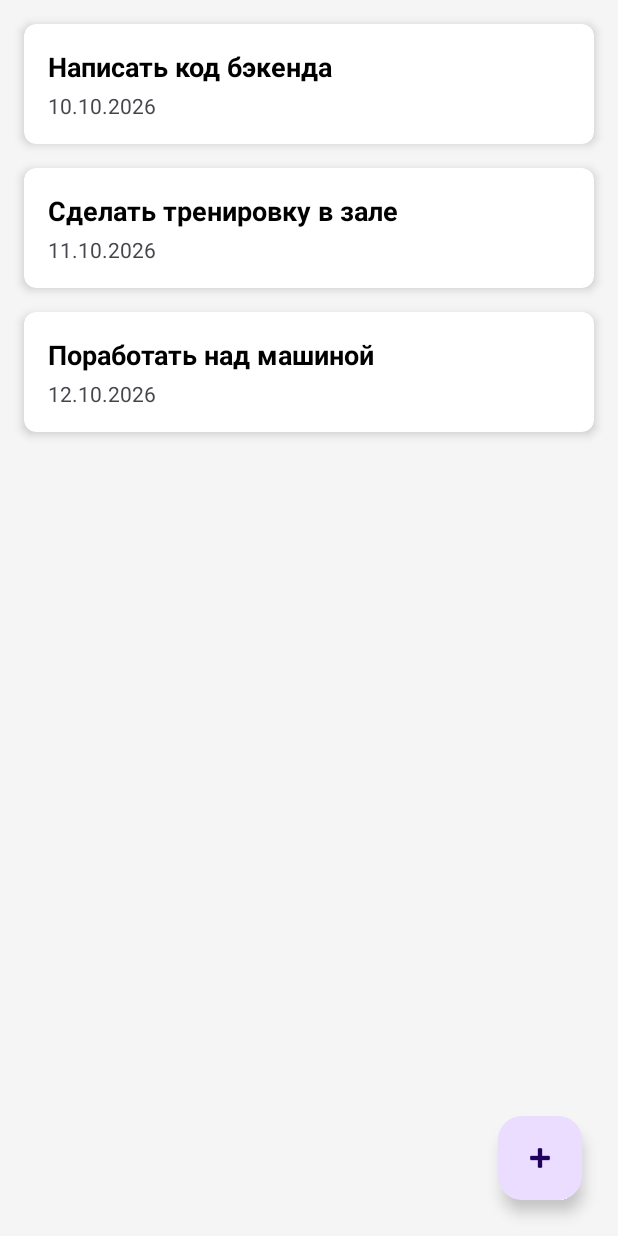
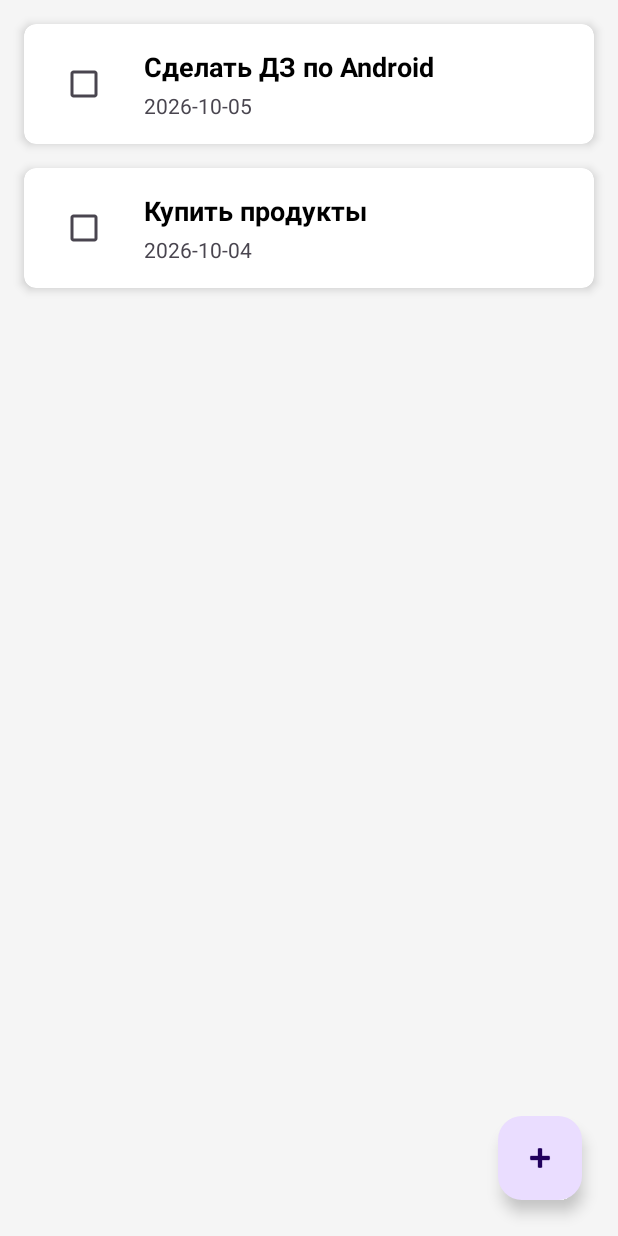
Before and after one commit to uthbq/calendar, an Android app: the screen it shows after launch (MainActivity), on a phone screen of 412 x 824 dp. Run offline under Robolectric (Android 15) with nearby library versions, the phone set to English and light mode, and no system bars; our stand-ins replace Room's generated code.

Commit message:
этап 3, война с зависимостями прошла успешно, вроде как

```diff
--- /dev/null
+++ b/app/src/main/java/ru/university/calendar/AppDatabase.kt
@@ -0,0 +1,34 @@
+package ru.university.calendar
+
+import android.content.Context
+import androidx.room.Database
+import androidx.room.Room
+import androidx.room.RoomDatabase
+
+// Аннотация связывает базу данных с нашей таблицей (Entity)
+@Database(entities = [Task::class], version = 1, exportSchema = false)
+abstract class AppDatabase : RoomDatabase() {
+
+    // Абстрактный метод, через который Room предоставит нам доступ к методам DAO
+    abstract fun taskDao(): TaskDao
+
+    companion object {
+        // Volatile гарантирует, что значение INSTANCE всегда актуально для всех потоков
+        @Volatile
+        private var INSTANCE: AppDatabase? = null
+
+        // Метод для получения единого экземпляра базы данных
+        fun getDatabase(context: Context): AppDatabase {
+            // Если экземпляр уже создан возвращаем его, если нет создаем
+            return INSTANCE ?: synchronized(this) {
+                val instance = Room.databaseBuilder(
+                    context.applicationContext,
+                    AppDatabase::class.java,
+                    "task_database" // Имя файла базы данных на устройстве
+                ).build()
+                INSTANCE = instance
+                instance
+            }
+        }
+    }
+}
--- a/app/src/main/java/ru/university/calendar/MainActivity.kt
+++ b/app/src/main/java/ru/university/calendar/MainActivity.kt
@@ -2,47 +2,71 @@ package ru.university.calendar
 
 import android.content.Intent
 import android.os.Bundle
+import android.util.Log
 import androidx.appcompat.app.AppCompatActivity
+import androidx.lifecycle.lifecycleScope
 import androidx.recyclerview.widget.LinearLayoutManager
 import androidx.recyclerview.widget.RecyclerView
 import com.google.android.material.floatingactionbutton.FloatingActionButton
+import kotlinx.coroutines.Dispatchers
+import kotlinx.coroutines.launch
+import kotlinx.coroutines.withContext
 
 class MainActivity : AppCompatActivity() {
-
     override fun onCreate(savedInstanceState: Bundle?) {
         super.onCreate(savedInstanceState)
-        // Привязываем код к XML-разметке главного экрана
         setContentView(R.layout.activity_main)
 
-        // Создаем тестовые данные
-        val dummyTasks = listOf(
-            Task(id = 1, title = "Написать код бэкенда", description = "Сделать API", date = "10.10.2026"),
-            Task(id = 2, title = "Сделать тренировку в зале", description = "Руки и пресс", date = "11.10.2026"),
-            Task(id = 3, title = "Поработать над машиной", description = "Замена масла", date = "12.10.2026")
-        )
+        val recyclerView = findViewById<RecyclerView>(R.id.recyclerViewTasks)
+        recyclerView.adapter = TasksAdapter(emptyList()) {}
+        // Настраиваем переход на экран добавления задачи
+        val fab = findViewById<FloatingActionButton>(R.id.fabAddTask)
+        fab.setOnClickListener {
+            startActivity(Intent(this, AddTaskActivity::class.java))
+        }
 
-        // Настраиваем RecyclerView
-        val recyclerView: RecyclerView = findViewById(R.id.recyclerViewTasks)
-        // LinearLayoutManager выстраивает элементы в обычный вертикальный список
-        recyclerView.layoutManager = LinearLayoutManager(this)
+        testDatabase()
+    }
 
-        // Создаем адаптер и передаем ему список и обработчик кликов
-        val adapter = TasksAdapter(dummyTasks) { taskId ->
-            // Этот код сработает при клике на задачу в списке
-            // Intent — объект-намерение для перехода на экран TaskDetailsActivity
-            val intent = Intent(this, TaskDetailsActivity::class.java)
-            // putExtra позволяет передать данные (в нашем случае id) вместе с переходом
-            intent.putExtra("TASK_ID", taskId)
-            startActivity(intent)
-        }
-        recyclerView.adapter = adapter
+    private fun testDatabase() {
+        val db = AppDatabase.getDatabase(applicationContext)
+        val dao = db.taskDao()
 
-        // Настраиваем кнопку добавления задачи (FloatingActionButton)
-        val fab: FloatingActionButton = findViewById(R.id.fabAddTask)
-        fab.setOnClickListener {
-            // Переход на пустой экран AddTaskActivity
-            val intent = Intent(this, AddTaskActivity::class.java)
-            startActivity(intent)
+        lifecycleScope.launch(Dispatchers.IO) {
+            // Создаем тестовые задачи
+            val task1 = Task(title = "Купить продукты", description = "Молоко, хлеб, яйца", date = "2026-10-04")
+            val task2 = Task(title = "Сделать ДЗ по Android", description = "Закончить 3 этап", date = "2026-10-05")
+
+            // Сохраняем их
+            dao.insertTask(task1)
+            dao.insertTask(task2)
+
+            // Читаем все задачи из базы
+            val allTasks = dao.getAllTasks()
+
+            for (task in allTasks) {
+                Log.d("DB_TEST", "Найдена задача: ID=${task.id}, Название='${task.title}', Дата=${task.date}")
+            }
+
+            withContext(Dispatchers.Main) {
+                val recyclerView = findViewById<RecyclerView>(R.id.recyclerViewTasks)
+                recyclerView.layoutManager = LinearLayoutManager(this@MainActivity)
+
+                val adapter = TasksAdapter(allTasks) { taskId ->
+                    // Находим задачу, на которую кликнули
+                    val selectedTask = allTasks.find { it.id == taskId }
+                    if (selectedTask != null) {
+                        // Передаем данные на экран деталей
+                        val intent = Intent(this@MainActivity, DetailActivity::class.java).apply {
+                            putExtra("EXTRA_TITLE", selectedTask.title)
+                            putExtra("EXTRA_DATE", selectedTask.date)
+                            putExtra("EXTRA_DESCRIPTION", selectedTask.description)
+                        }
+                        startActivity(intent)
+                    }
+                }
+                recyclerView.adapter = adapter
+            }
         }
     }
 }
--- a/app/src/main/java/ru/university/calendar/Task.kt
+++ b/app/src/main/java/ru/university/calendar/Task.kt
@@ -1,7 +1,15 @@
 package ru.university.calendar
 
+import androidx.room.Entity
+import androidx.room.PrimaryKey
+
+// Эта аннотация говорит Room, что нужно создать таблицу с именем "tasks_table"
+@Entity(tableName = "tasks_table")
 data class Task(
-    val id: Int,
+    // Эта пометка заставляет базу данных автоматически генерировать уникальный айди
+    @PrimaryKey(autoGenerate = true)
+    val id: Int = 0,
+
     val title: String,
     val description: String,
     val date: String,
--- /dev/null
+++ b/app/src/main/java/ru/university/calendar/TaskDao.kt
@@ -0,0 +1,29 @@
+package ru.university.calendar
+
+import androidx.room.Dao
+import androidx.room.Delete
+import androidx.room.Insert
+import androidx.room.OnConflictStrategy
+import androidx.room.Query
+
+// Указываем Room, что это интерфейс для работы с базой данных
+@Dao
+interface TaskDao {
+
+    // suspend означает, что функция будет работать в фоне
+    // onConflict = OnConflictStrategy.REPLACE обновит задачу, если вдруг ID совпадут.
+    @Insert(onConflict = OnConflictStrategy.REPLACE)
+    suspend fun insertTask(task: Task)
+
+    @Delete
+    suspend fun deleteTask(task: Task)
+
+    // ORDER BY id DESC отсортирует задачи так, чтобы новые были сверху.
+    @Query("SELECT * FROM tasks_table ORDER BY id DESC")
+    fun getAllTasks(): List<Task>
+
+    // Пример запроса для получения задач на конкретный день для календаря.
+    // Двоеточие перед selectedDate связывает переменную из запроса с параметром функции.
+    @Query("SELECT * FROM tasks_table WHERE date = :selectedDate")
+    fun getTasksByDate(selectedDate: String): List<Task>
+}
--- a/app/src/main/java/ru/university/calendar/TasksAdapter.kt
+++ b/app/src/main/java/ru/university/calendar/TasksAdapter.kt
@@ -3,10 +3,9 @@ package ru.university.calendar
 import android.view.LayoutInflater
 import android.view.View
 import android.view.ViewGroup
+import android.widget.CheckBox
 import android.widget.TextView
 import androidx.recyclerview.widget.RecyclerView
-import ru.university.calendar.R
-
 
 class TasksAdapter(
     private val tasks: List<Task>,
@@ -16,6 +15,7 @@ class TasksAdapter(
     class TaskViewHolder(itemView: View) : RecyclerView.ViewHolder(itemView) {
         val titleTextView: TextView = itemView.findViewById(R.id.textViewTitle)
         val dateTextView: TextView = itemView.findViewById(R.id.textViewDate)
+        val statusCheckBox: CheckBox = itemView.findViewById(R.id.checkBoxDone)
     }
 
     override fun onCreateViewHolder(parent: ViewGroup, viewType: Int): TaskViewHolder {
@@ -28,6 +28,8 @@ class TasksAdapter(
         val task = tasks[position]
         holder.titleTextView.text = task.title
         holder.dateTextView.text = task.date
+        // Привязываем статус из базы данных к галочке
+        holder.statusCheckBox.isChecked = task.isDone
 
         holder.itemView.setOnClickListener {
             onTaskClick(task.id)
--- a/app/src/main/res/layout/item_task.xml
+++ b/app/src/main/res/layout/item_task.xml
@@ -11,8 +11,20 @@
     <LinearLayout
         android:layout_width="match_parent"
         android:layout_height="wrap_content"
-        android:orientation="vertical"
+        android:orientation="horizontal"
+        android:gravity="center_vertical"
         android:padding="16dp">
+
+        <CheckBox
+            android:id="@+id/checkBoxDone"
+            android:layout_width="wrap_content"
+            android:layout_height="wrap_content"
+            android:layout_marginEnd="16dp" />
+
+        <LinearLayout
+            android:layout_width="match_parent"
+            android:layout_height="wrap_content"
+            android:orientation="vertical">
 
             <TextView
                 android:id="@+id/textViewTitle"
@@ -32,5 +44,5 @@
                 android:text="@string/date" />
 
         </LinearLayout>
-
+    </LinearLayout>
 </androidx.cardview.widget.CardView>
```
Also changed, not shown: app/build.gradle.kts (+27 -20 lines), app/src/main/AndroidManifest.xml (+6 -2 lines), app/src/main/java/ru/university/calendar/DetailActivity.kt (added, +26 -0 lines), app/src/main/res/layout/activity_detail.xml (added, +32 -0 lines), build.gradle.kts (+5 -2 lines), gradle.properties (+10 -11 lines), gradle/libs.versions.toml (+17 -5 lines), gradle/wrapper/gradle-wrapper.properties, 1 other file. Lines whose indentation alone changed are shown as unchanged.
